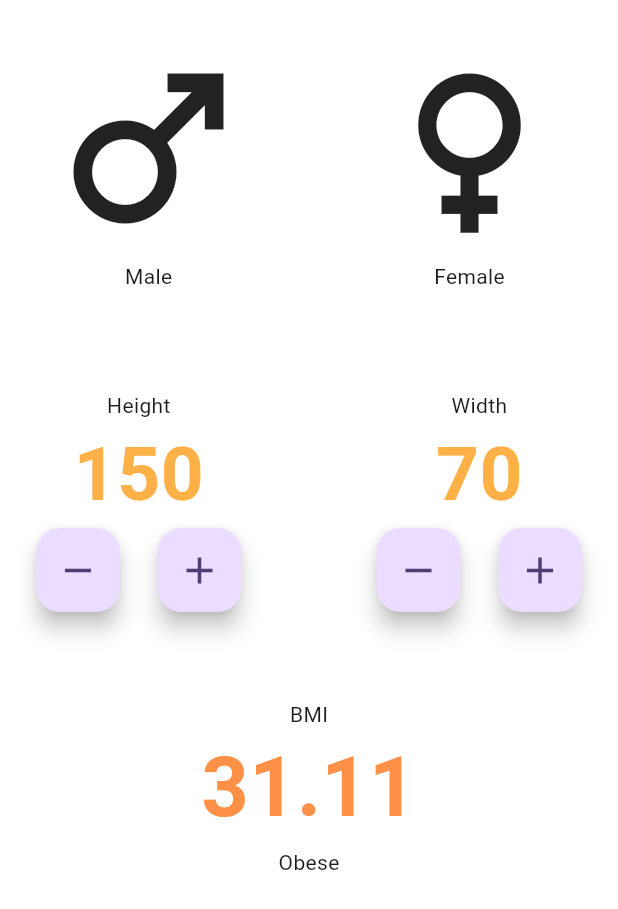
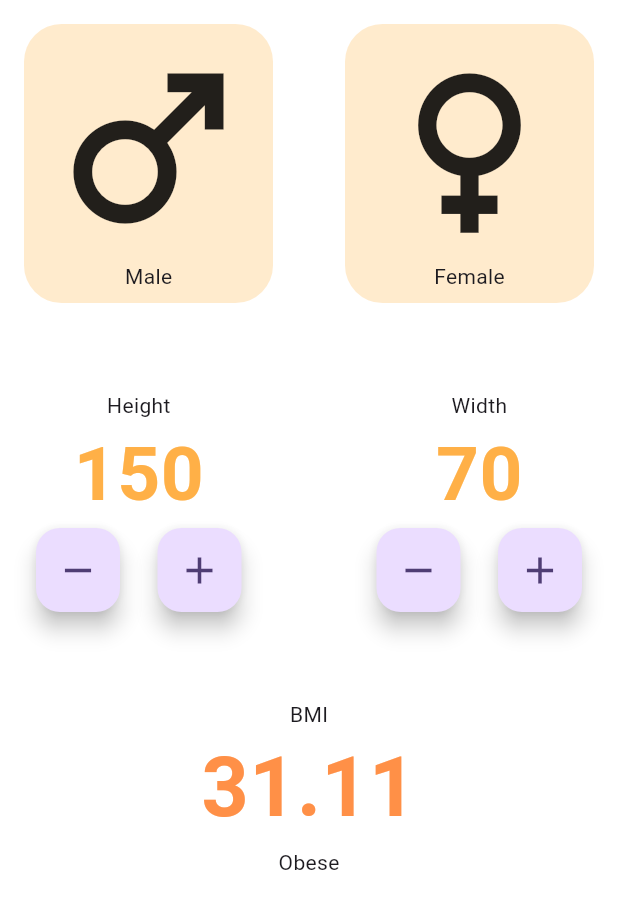
Before and after one commit to manojtharindu11/bmicalculator, a Flutter app: the screen it shows after launch, on a phone screen of 412 x 824 dp. Shown: the top 909 px of the screen. Run offline on Flutter 3.47's test engine with Material 2 defaults, Android fonts, the phone set to English and light mode, and no system bars.

Commit message:
make buttons to change color according to user click

```diff
--- a/lib/main_page.dart
+++ b/lib/main_page.dart
@@ -12,6 +12,7 @@ class MainPage extends StatefulWidget {
 class _MainPageState extends State<MainPage> {
   int height = 150;
   int weight = 70;
+  String gender = "";
   late double bmi = calculateBMI(height: height, weight: weight);
 
   @override
@@ -24,7 +25,19 @@ class _MainPageState extends State<MainPage> {
           child: Column(children: [
             Row(
               children: [
-                Padding(
+                GestureDetector(
+                  onTap: () {
+                    print("Male");
+                    setState(() {
+                      gender = "M";
+                    });
+                  },
+                  child: Container(
+                    decoration: BoxDecoration(
+                        color: gender == 'M'
+                            ? Colors.orange.withAlpha(150)
+                            : Colors.orange.withAlpha(50),
+                        borderRadius: BorderRadius.circular(25)),
                     padding: EdgeInsets.all(8.0),
                     child: Column(
                       children: [
@@ -36,8 +49,21 @@ class _MainPageState extends State<MainPage> {
                       ],
                     ),
                   ),
+                ),
                 Spacer(),
-                Padding(
+                GestureDetector(
+                  onTap: () {
+                    print("Female");
+                    setState(() {
+                      gender = "F";
+                    });
+                  },
+                  child: Container(
+                    decoration: BoxDecoration(
+                        color: gender == 'F'
+                            ? Colors.orange.withAlpha(150)
+                            : Colors.orange.withAlpha(50),
+                        borderRadius: BorderRadius.circular(25)),
                     padding: EdgeInsets.all(8.0),
                     child: Column(
                       children: [
@@ -47,6 +73,7 @@ class _MainPageState extends State<MainPage> {
                         ),
                         Text("Female"),
                       ],
+                    ),
                   ),
                 )
               ],
```
Lines whose indentation alone changed are shown as unchanged.
